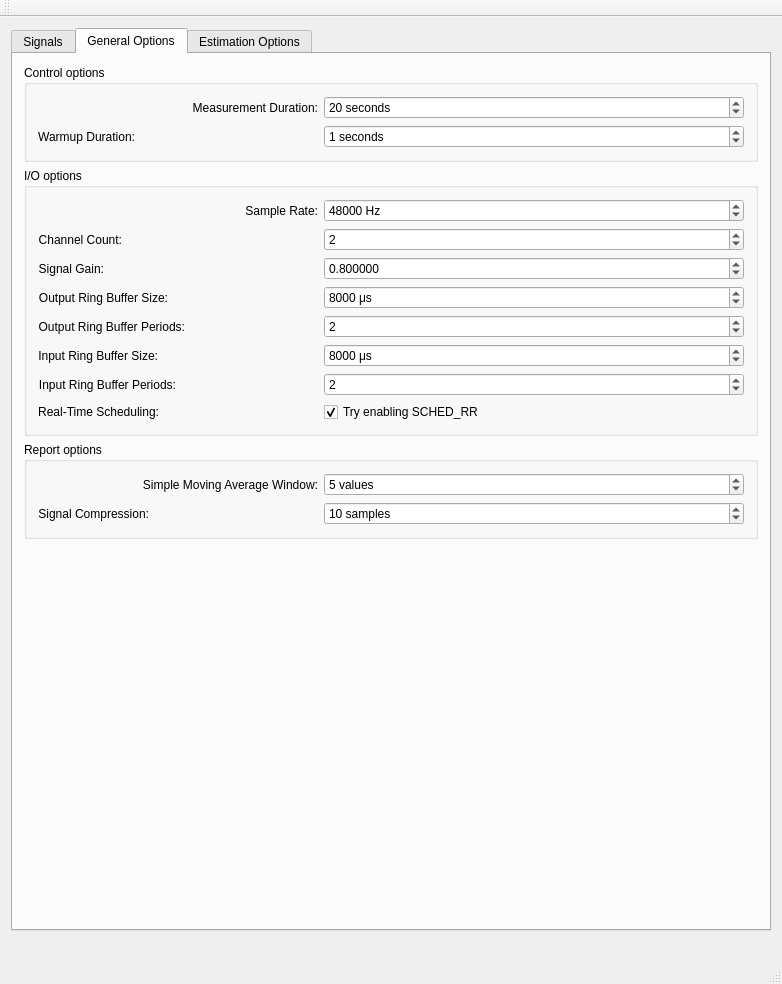
Old version of the form src/gui/MainWindow.ui in the repository gavv/signal-estimator.
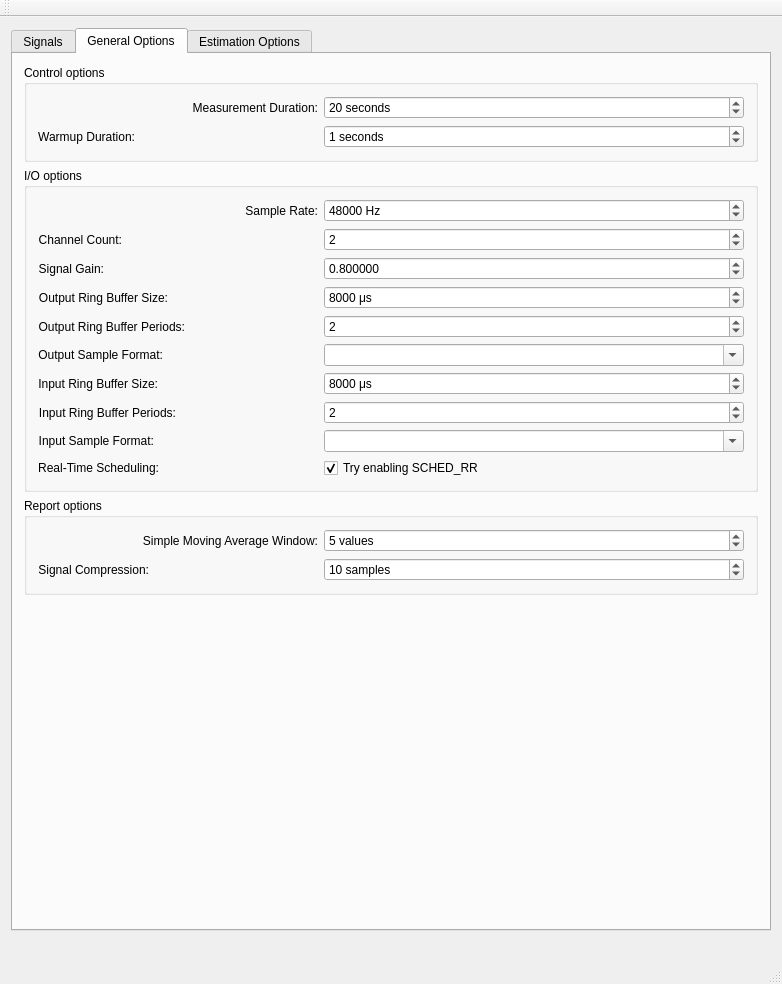
New version of the form. The open tabs and pages were chosen to show the change. Custom widgets are drawn as their Qt base class.

Commit message: Add output & input sample format to GUI

What changed in the file:
```diff
--- a/src/gui/MainWindow.ui
+++ b/src/gui/MainWindow.ui
@@ -628,7 +628,7 @@
              </property>
             </widget>
            </item>
-           <item row="5" column="0">
+           <item row="6" column="0">
             <widget class="QLabel" name="InputBufferLabel">
              <property name="toolTip">
               <string/>
@@ -641,7 +641,7 @@
              </property>
             </widget>
            </item>
-           <item row="5" column="1">
+           <item row="6" column="1">
             <widget class="QSpinBox" name="InputBuffer">
              <property name="toolTip">
               <string>Input ring buffer size, microseconds</string>
@@ -663,7 +663,7 @@
              </property>
             </widget>
            </item>
-           <item row="6" column="0">
+           <item row="7" column="0">
             <widget class="QLabel" name="InputPeriodsLabel">
              <property name="toolTip">
               <string/>
@@ -676,7 +676,7 @@
              </property>
             </widget>
            </item>
-           <item row="6" column="1">
+           <item row="7" column="1">
             <widget class="QSpinBox" name="InputPeriods">
              <property name="toolTip">
               <string>Number of periods in input ring buffer</string>
@@ -695,7 +695,7 @@
              </property>
             </widget>
            </item>
-           <item row="7" column="0">
+           <item row="9" column="0">
             <widget class="QLabel" name="RealtimeLabel">
              <property name="text">
               <string>Real-Time Scheduling:</string>
@@ -705,7 +705,7 @@
              </property>
             </widget>
            </item>
-           <item row="7" column="1">
+           <item row="9" column="1">
             <widget class="QCheckBox" name="Realtime">
              <property name="toolTip">
               <string>Try to enable SCHED_RR scheduling policy for sensitive I/O threads</string>
@@ -718,6 +718,40 @@
              </property>
             </widget>
            </item>
+           <item row="5" column="0">
+            <widget class="QLabel" name="OutputFormatLabel">
+             <property name="text">
+              <string>Output Sample Format:</string>
+             </property>
+             <property name="alignment">
+              <set>Qt::AlignRight|Qt::AlignTrailing|Qt::AlignVCenter</set>
+             </property>
+            </widget>
+           </item>
+           <item row="5" column="1">
+            <widget class="QComboBox" name="OutputFormat">
+             <property name="editable">
+              <bool>true</bool>
+             </property>
+            </widget>
+           </item>
+           <item row="8" column="0">
+            <widget class="QLabel" name="InputFormatLabel">
+             <property name="text">
+              <string>Input Sample Format:</string>
+             </property>
+             <property name="alignment">
+              <set>Qt::AlignRight|Qt::AlignTrailing|Qt::AlignVCenter</set>
+             </property>
+            </widget>
+           </item>
+           <item row="8" column="1">
+            <widget class="QComboBox" name="InputFormat">
+             <property name="editable">
+              <bool>true</bool>
+             </property>
+            </widget>
+           </item>
           </layout>
          </widget>
         </item>
```
Left out of the diff: 11 changed lines with no effect on the pictures. The commit also changes 4 other files.
